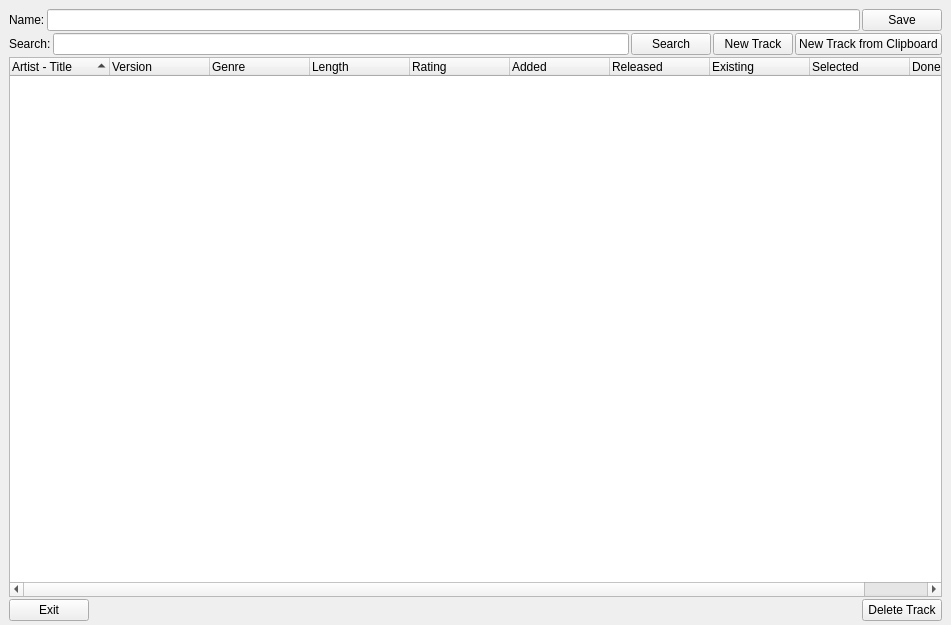
First picture: the form in gui/src/searchlists/searchlistdialog.ui, repository pfedick/winmusik, before the edit.
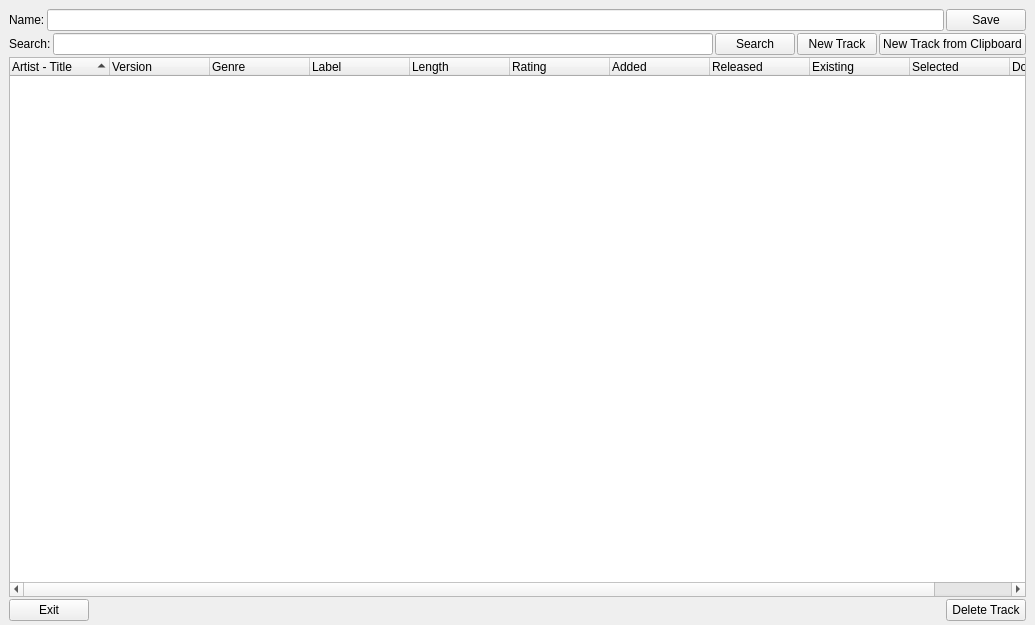
Second picture: the form after the edit. Icons and pictures are not drawn. Custom widgets are drawn as their Qt base class.

Commit message: added column for lable on searchlist

```diff
--- a/gui/src/searchlists/searchlistdialog.ui
+++ b/gui/src/searchlists/searchlistdialog.ui
@@ -6,7 +6,7 @@
    <rect>
     <x>0</x>
     <y>0</y>
-    <width>951</width>
+    <width>1035</width>
     <height>625</height>
    </rect>
   </property>
@@ -201,6 +201,11 @@
            <string>Genre</string>
           </property>
          </column>
+         <column>
+          <property name="text">
+           <string>Label</string>
+          </property>
+         </column>
          <column>
           <property name="text">
            <string>Length</string>
```
Left out of the diff: 8 changed lines with no effect on the pictures.
